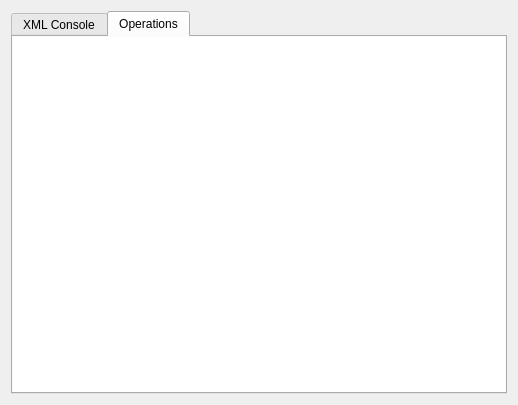
This is src/Synapse.QtClient/qt-gui/DebugWindow.ui in codebutler/synapse as Qt 5 draws it before an edit. The edited form follows.
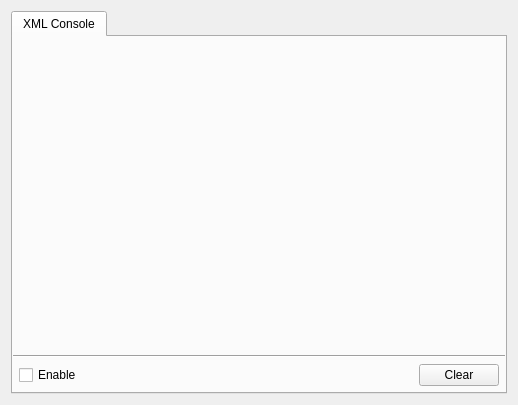
This is the edited form. The open tabs and pages were chosen to show the change.

Commit message: Remove "operations" stuff. Was a good idea, but too much hassle. More work on add friend / edit groups UI.

What changed in the file:
```diff
--- a/src/Synapse.QtClient/qt-gui/DebugWindow.ui
+++ b/src/Synapse.QtClient/qt-gui/DebugWindow.ui
@@ -85,26 +85,6 @@
        </item>
       </layout>
      </widget>
-     <widget class="QWidget" name="tab_2" >
-      <attribute name="title" >
-       <string>Operations</string>
-      </attribute>
-      <layout class="QVBoxLayout" name="verticalLayout_2" >
-       <property name="spacing" >
-        <number>0</number>
-       </property>
-       <property name="margin" >
-        <number>0</number>
-       </property>
-       <item>
-        <widget class="QTableView" name="m_OperationsTableView" >
-         <property name="frameShape" >
-          <enum>QFrame::NoFrame</enum>
-         </property>
-        </widget>
-       </item>
-      </layout>
-     </widget>
     </widget>
    </item>
   </layout>
```
The commit also changes 38 other files.
